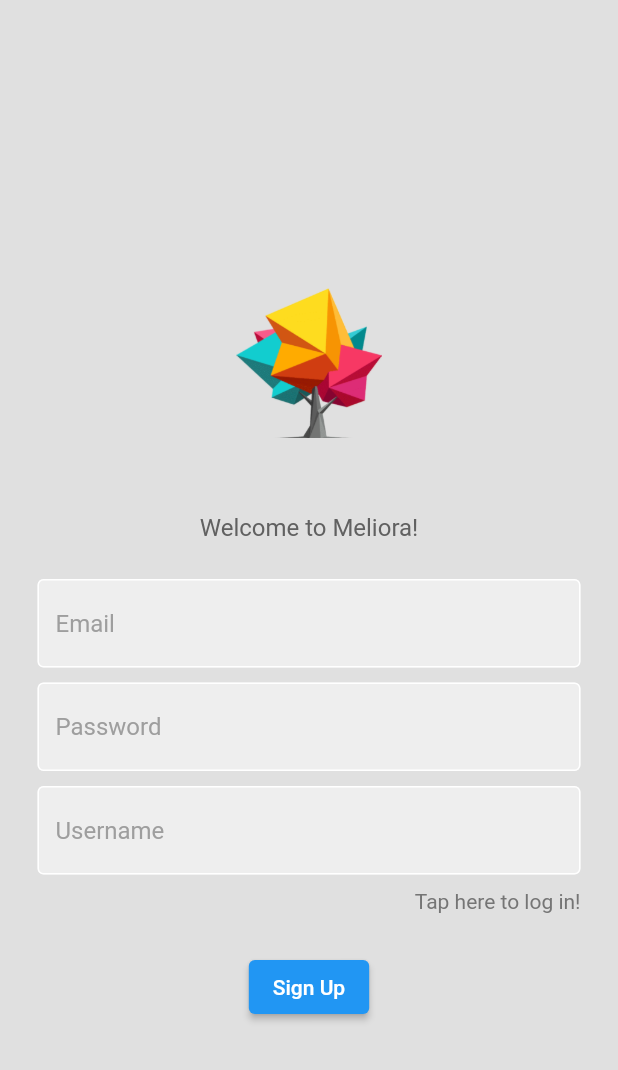
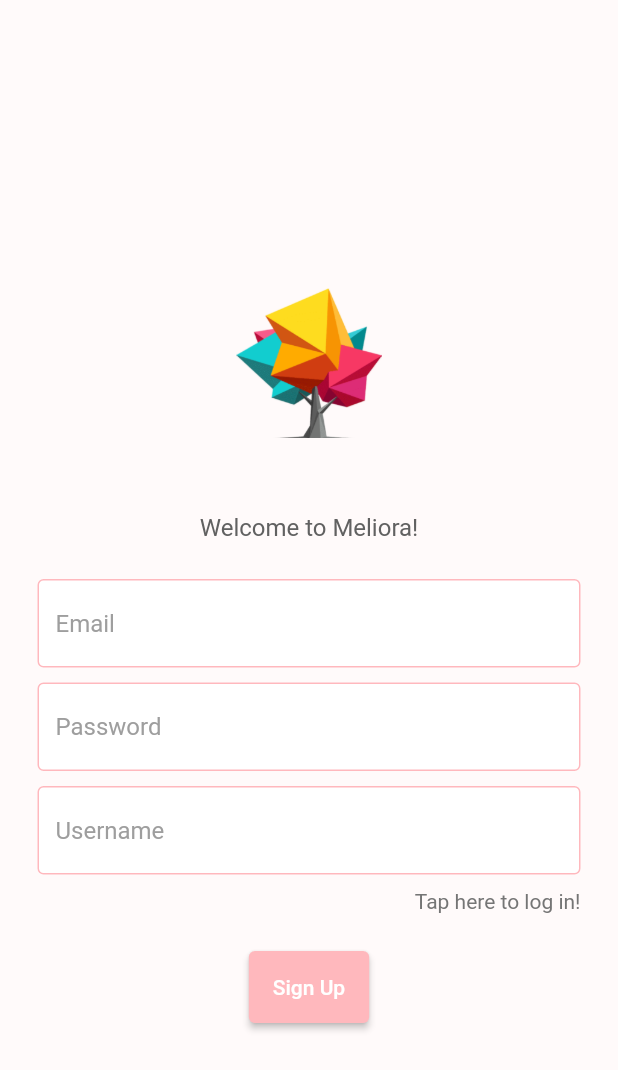
Before and after one commit to Kelpins/Mood-Tracker, a Flutter app: the screen it shows after launch, after a tap on "Tap here to sign up!", on a phone screen of 412 x 824 dp. Shown: the top 1070 px of the screen. Run offline on Flutter 3.47's test engine with Material 2 defaults, Android fonts, the phone set to English and light mode, and no system bars; our stand-ins replace cloud_firestore, firebase_auth, firebase_core, flutter_heatmap_calendar, group_button, persistent_bottom_nav_bar and 1 more; accounts and stored records are empty.

Commit message:
more style changes

```diff
--- a/mood_tracker_app/lib/components/textfield.dart
+++ b/mood_tracker_app/lib/components/textfield.dart
@@ -21,10 +21,10 @@ class MyTextField extends StatelessWidget {
         obscureText: obscureText,
         decoration: InputDecoration(
         enabledBorder:
-            OutlineInputBorder(borderSide: BorderSide(color: Colors.white)),
+            OutlineInputBorder(borderSide: BorderSide(color: Color.fromARGB(255, 255, 184, 189))),
         focusedBorder: OutlineInputBorder(
             borderSide: BorderSide(color: Colors.grey.shade400)),
-        fillColor: Colors.grey.shade200,
+        fillColor: Colors.white,
         filled: true,
         hintText: hintText,
         hintStyle: TextStyle(color: Colors.grey[500]),
--- a/mood_tracker_app/lib/moods.dart
+++ b/mood_tracker_app/lib/moods.dart
@@ -14,7 +14,7 @@ class Moods extends StatelessWidget {
         title: Text('Moods'),
         backgroundColor: Color.fromARGB(255, 255, 184, 189),
       ),
-      backgroundColor: Color.fromARGB(255, 255, 245, 245),
+      backgroundColor: Color.fromARGB(255, 255, 250, 250),
       body: Center(
         child: Column(
           children: [
--- a/mood_tracker_app/lib/profile.dart
+++ b/mood_tracker_app/lib/profile.dart
@@ -16,7 +16,7 @@ class Profile extends StatelessWidget {
         title: Text('Profile'),
         backgroundColor: Color.fromARGB(255, 255, 184, 189),
       ),
-      backgroundColor: Color.fromARGB(255, 255, 245, 245),
+      backgroundColor: Color.fromARGB(255, 255, 250, 250),
       body: Center(
         child: Column(
           crossAxisAlignment: CrossAxisAlignment.center,
--- a/mood_tracker_app/lib/settings.dart
+++ b/mood_tracker_app/lib/settings.dart
@@ -32,7 +32,7 @@ class Settings extends StatelessWidget {
                 }),
           ],
         ),
-        backgroundColor: Color.fromARGB(255, 255, 245, 245),
+        backgroundColor: Color.fromARGB(255, 255, 250, 250),
         body: const Tiles(),
       ),
     );
--- a/mood_tracker_app/lib/signin.dart
+++ b/mood_tracker_app/lib/signin.dart
@@ -36,7 +36,7 @@ class _SignInState extends State<SignIn> {
   @override
   Widget build(BuildContext context) {
     return Scaffold(
-        backgroundColor: Colors.grey[300],
+        backgroundColor: Color.fromARGB(255, 255, 250, 250),
         body: SafeArea(
           child: Center(
             child: SingleChildScrollView(
@@ -133,6 +133,10 @@ class _SignInState extends State<SignIn> {
                       // "reloads" page so the correct error message displays
                       setState(() {});
                     },
+                    style: ElevatedButton.styleFrom(
+                      padding: EdgeInsets.all(16),
+                      backgroundColor: Color.fromARGB(255, 255, 184, 189)
+                    ),
                   ),
                 ),
 
--- a/mood_tracker_app/lib/signup.dart
+++ b/mood_tracker_app/lib/signup.dart
@@ -88,7 +88,7 @@ class _SignUpState extends State<SignUp> {
     }
 
     return Scaffold(
-        backgroundColor: Colors.grey[300],
+        backgroundColor: Color.fromARGB(255, 255, 250, 250),
         body: SafeArea(
           child: Center(
             child: SingleChildScrollView(
@@ -196,7 +196,12 @@ class _SignUpState extends State<SignUp> {
                             ),
                           );
                         });
-                      }),
+                      },
+                        style: ElevatedButton.styleFrom(
+                        padding: EdgeInsets.all(16),
+                        backgroundColor: Color.fromARGB(255, 255, 184, 189)
+                      ),
+                    ),
                 )
               ]),
             ),
```
